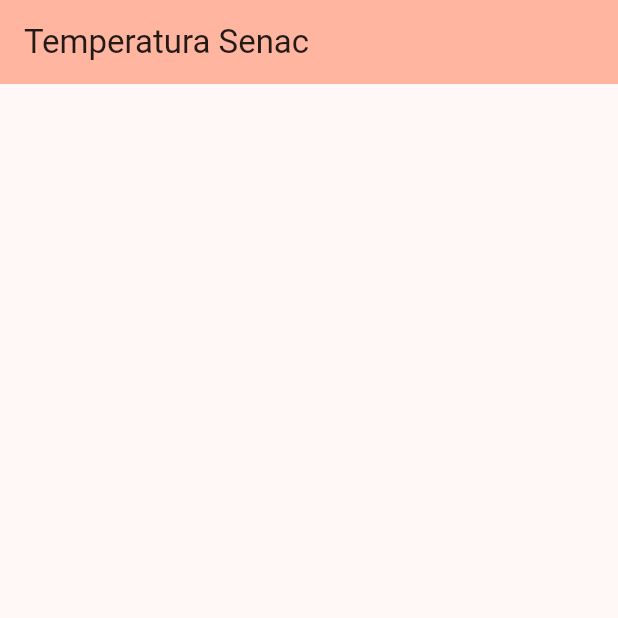
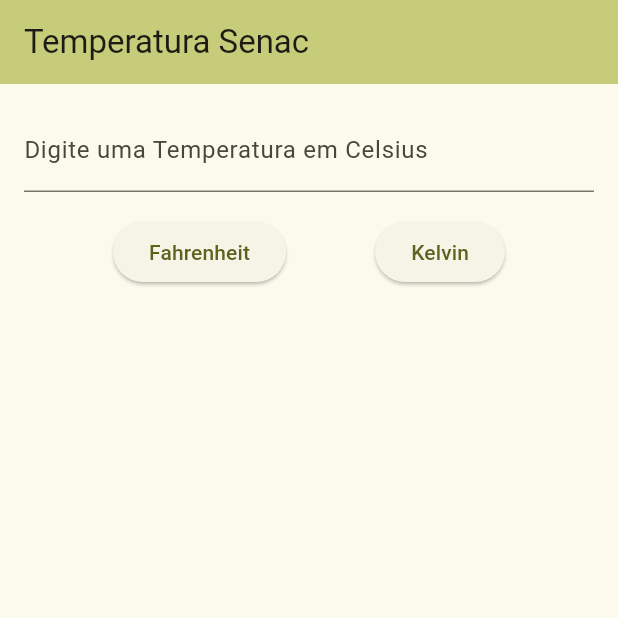
Before and after one commit to evertongodoy/temperatura-flutter, a Flutter app: the screen it shows after launch, on a phone screen of 412 x 824 dp, the top half of it. Run offline on Flutter 3.47's test engine with Material 3 defaults, Android fonts, the phone set to English and light mode, and no system bars.

Commit message:
final commit

```diff
--- a/lib/main.dart
+++ b/lib/main.dart
@@ -13,7 +13,7 @@
     return MaterialApp(
       title: 'Temperatura Demo',
       theme: ThemeData(
-        colorScheme: ColorScheme.fromSeed(seedColor: const Color.fromARGB(255, 229, 68, 9)),
+        colorScheme: ColorScheme.fromSeed(seedColor: const Color.fromARGB(255, 227, 241, 26)),
       ),
       home: const TemperaturaScreen(title: 'Temperatura Senac'),
     );
@@ -31,6 +31,35 @@
 
 class _TemperaturaScreenState extends State<TemperaturaScreen> {
 
+  final TextEditingController _temp = TextEditingController();
+  String _resultado = '';
+
+  double converter_para_fahrenheit(double celsius) {
+    return (celsius * 9 / 5) + 32;
+  }
+
+  double converter_para_kelvin(double celsius) {
+    return celsius + 273.15;
+  }
+
+  void _converter(String op) {
+
+    final temperatura = double.tryParse(_temp.text.replaceAll(',', '.'));
+
+    if (temperatura == null) {
+      setState(() => _resultado = 'Entrada inválida');
+      return;
+    }
+
+    double res;
+    switch (op) {
+      case 'Fahrenheit': res = converter_para_fahrenheit(temperatura); break;
+      default: res = converter_para_kelvin(temperatura); break;
+    }
+
+    setState(() => _resultado = res.toString());
+  }
+
   @override
   Widget build(BuildContext context) {
     return Scaffold(
@@ -38,10 +67,29 @@
         backgroundColor: Theme.of(context).colorScheme.inversePrimary,
         title: Text(widget.title),
       ),
-      body: Center(
-
+      body: Padding(
+        padding: const EdgeInsets.all(16),
         child: Column(
-
+          children: [
+            TextField(
+              controller: _temp,
+              keyboardType: TextInputType.numberWithOptions(decimal: true),
+              decoration: const InputDecoration(labelText: 'Digite uma Temperatura em Celsius'),
+            ),
+            const SizedBox(height: 16),
+            Row(
+              mainAxisAlignment: MainAxisAlignment.spaceEvenly,
+              children: [
+                ElevatedButton(onPressed: () => _converter('Fahrenheit'), child: const Text('Fahrenheit')),
+                ElevatedButton(onPressed: () => _converter('Kelvin'), child: const Text('Kelvin')),
+              ],
+            ),
+            const SizedBox(height: 24),
+            Text(
+              _resultado,
+              style: const TextStyle(fontSize: 24, fontWeight: FontWeight.bold),
+            ),
+          ],
         ),
       ),
     );
```
